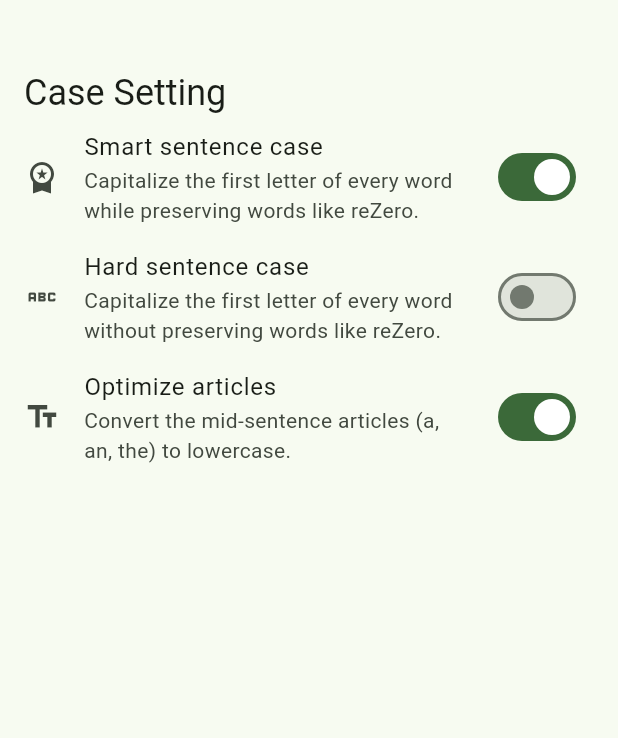
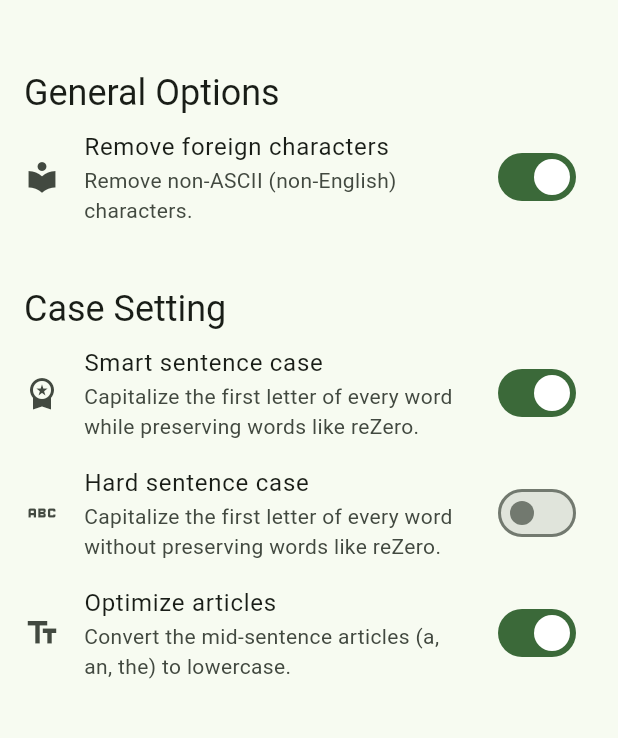
Before and after one commit to Az-21/simplify, a Flutter app: the SettingsPage screen opened directly, on a phone screen of 412 x 824 dp, the part 63-801 px from its top. Run offline on Flutter 3.47's test engine with Material 2 defaults, Android fonts, the phone set to English and light mode, and no system bars; missing offline and left inert: test.

Commit message:
⚙️ added option to remove non-ascii characters

```diff
--- /dev/null
+++ b/lib/pages/settings/components/options.dart
@@ -0,0 +1,67 @@
+import 'package:flutter/material.dart';
+
+///
+/* ----------------------- Remove non-ASCII characters ---------------------- */
+/// Constant fields
+const String _asciiOnlySettingTitle = "Remove foreign characters";
+const String _asciiOnlySettingSubtitle = "Remove non-ASCII (non-English) characters.";
+
+class AsciiOnlySwitch extends StatefulWidget {
+  const AsciiOnlySwitch({Key? key}) : super(key: key);
+  @override
+  State<AsciiOnlySwitch> createState() => _AsciiOnlySwitchState();
+}
+
+class _AsciiOnlySwitchState extends State<AsciiOnlySwitch> {
+  /// Field
+  bool isEnabled = true;
+
+  @override
+  Widget build(BuildContext context) {
+    return ListTile(
+      leading: const Icon(Icons.local_library),
+      title: const Text(_asciiOnlySettingTitle),
+      subtitle: const Text(_asciiOnlySettingSubtitle),
+      onLongPress: () => ShowAsciiOnlySettingInfoDialog(context),
+      trailing: Switch(
+        value: isEnabled,
+        onChanged: (value) => setState(() {
+          isEnabled = !isEnabled;
+        }),
+      ),
+    );
+  }
+
+  /* ----------------------------- More info popup ---------------------------- */
+  void ShowAsciiOnlySettingInfoDialog(BuildContext context) {
+    showDialog(
+        context: context,
+        builder: (context) {
+          return AlertDialog(
+            title: const Text(_asciiOnlySettingTitle),
+            content: SizedBox(
+              width: (2 / 3) * MediaQuery.of(context).size.width,
+              height: (1 / 3) * MediaQuery.of(context).size.height,
+              child: ListView(
+                children: [
+                  Text("• Description", style: Theme.of(context).textTheme.labelLarge),
+                  const Text(_asciiOnlySettingSubtitle),
+                  const SizedBox(height: 32),
+                  //
+                  Text("• Sample Input", style: Theme.of(context).textTheme.labelLarge),
+                  const Text("Bakemonogatari 化物語 - E01"),
+                  const SizedBox(height: 32),
+                  //
+                  Text("• Sample Output", style: Theme.of(context).textTheme.labelLarge),
+                  const Text("Bakemonogatari - E01"),
+                ],
+              ),
+            ),
+            actions: [
+              TextButton(onPressed: () {/*TODO*/}, child: const Text("Share Feedback")),
+              OutlinedButton(onPressed: () => Navigator.pop(context), child: const Text("OK")),
+            ],
+          );
+        });
+  }
+}
--- a/lib/pages/settings/page.dart
+++ b/lib/pages/settings/page.dart
@@ -3,6 +3,7 @@ import 'package:simplify/components/drawer/drawer.dart';
 import 'package:simplify/components/drawer/logic/page_list.dart';
 import 'package:simplify/pages/settings/components/case.dart';
 import 'package:simplify/pages/settings/components/heading.dart';
+import 'package:simplify/pages/settings/components/options.dart';
 
 class SettingsPage extends StatelessWidget {
   const SettingsPage({Key? key}) : super(key: key);
@@ -17,6 +18,10 @@ class SettingsPage extends StatelessWidget {
       /* --------------------------------- Content -------------------------------- */
       body: ListView(
         children: const [
+          /* ----------------------------- General options ---------------------------- */
+          SettingHeader(heading: "General Options"),
+          AsciiOnlySwitch(),
+
           /* ----------------------------- Case Modifiers ----------------------------- */
           SettingHeader(heading: "Case Setting"),
           SmartSentenceCaseSwitch(),
```
